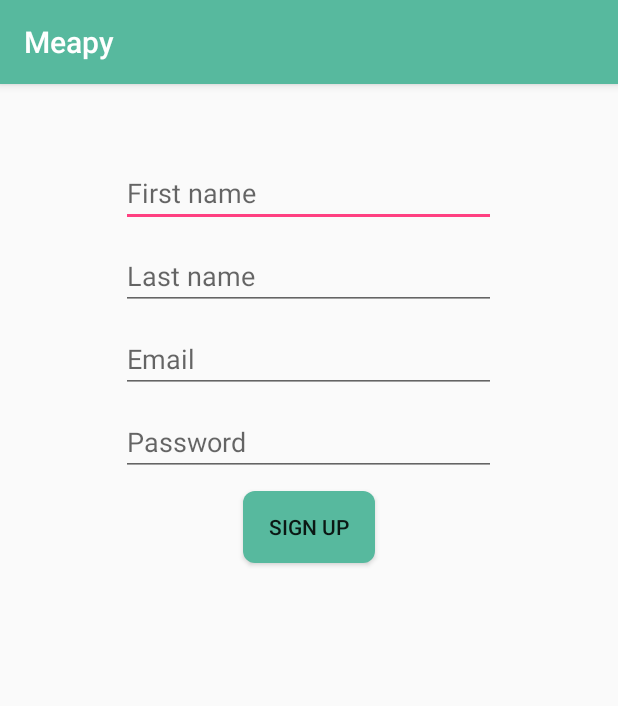
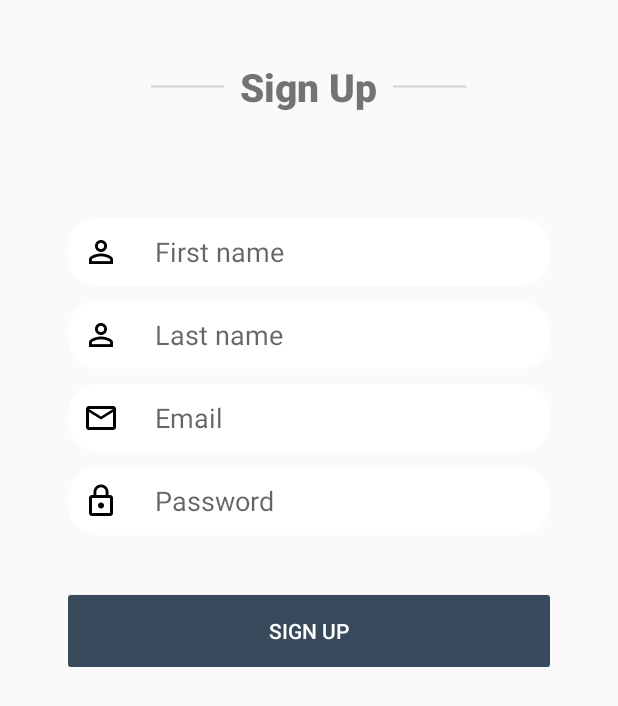
Before and after one commit to meapypai/meapy, an Android app: the RegisterActivity screen opened directly, with no data from a screen before it, on a phone screen of 412 x 824 dp. Shown: the top 706 px of the screen. Run offline under Robolectric (Android 15) with nearby library versions, the phone set to English and light mode, and no system bars.

Commit message:
modify register layout

```diff
--- a/app/src/main/AndroidManifest.xml
+++ b/app/src/main/AndroidManifest.xml
@@ -58,7 +58,8 @@
             android:screenOrientation="portrait" />
         <activity
             android:name=".RegisterActivity"
-            android:screenOrientation="portrait" />
+            android:screenOrientation="portrait"
+            android:theme="@style/Theme.AppCompat.DayNight.NoActionBar"/>
         <activity
             android:name=".PostDetailsActivity"
             android:windowSoftInputMode="stateHidden"
--- /dev/null
+++ b/app/src/main/res/drawable/background_field_register.xml
@@ -0,0 +1,8 @@
+<?xml version="1.0" encoding="utf-8"?>
+<shape xmlns:android="http://schemas.android.com/apk/res/android"
+    android:shape="rectangle" android:padding="10dp">
+    <solid android:color="@color/colorWhite"/>
+
+    <corners android:radius="20dp">
+    </corners>
+</shape>
--- a/app/src/main/res/layout/activity_login.xml
+++ b/app/src/main/res/layout/activity_login.xml
@@ -36,8 +36,8 @@
             />
 
         <LinearLayout
+            android:id="@+id/email_login_form"
             android:layout_marginTop="60dp"
-            android:id="@+id/email_login_form"
             android:layout_width="match_parent"
             android:layout_height="wrap_content"
             android:layout_gravity="center_vertical"
--- a/app/src/main/res/layout/activity_register.xml
+++ b/app/src/main/res/layout/activity_register.xml
@@ -1,41 +1,182 @@
 <?xml version="1.0" encoding="utf-8"?>
-<LinearLayout xmlns:android="http://schemas.android.com/apk/res/android"
-    android:orientation="vertical"
+<RelativeLayout xmlns:android="http://schemas.android.com/apk/res/android"
     xmlns:tools="http://schemas.android.com/tools"
     android:layout_width="match_parent"
     android:layout_height="match_parent"
     tools:context="project.meapy.meapy.RegisterActivity">
 
+    <LinearLayout
+        android:id="@+id/topRegister"
+        android:orientation="horizontal"
+        android:layout_width="match_parent"
+        android:gravity="center"
+        android:layout_marginTop="40dp"
+        android:layout_height="wrap_content">
+
+        <ImageView
+            android:layout_width="50dp"
+            android:layout_height="2dp"
+            android:layout_gravity="center"
+            android:background="@drawable/divider"
+            />
+
+        <TextView
+            android:layout_width="wrap_content"
+            android:layout_height="wrap_content"
+            android:text="Sign Up"
+            android:layout_gravity="center"
+            android:textSize="26sp"
+            android:layout_marginLeft="10dp"
+            android:layout_marginRight="10dp"
+            android:fontFamily="@font/roboto_black"
+            />
+
+
+        <ImageView
+            android:layout_width="50dp"
+            android:layout_height="2dp"
+            android:layout_gravity="center"
+            android:background="@drawable/divider"
+            />
+
+    </LinearLayout>
+
+    <LinearLayout
+        android:layout_marginTop="70dp"
+        android:layout_below="@+id/topRegister"
+        android:layout_width="match_parent"
+        android:layout_height="wrap_content"
+        android:layout_gravity="center"
+        android:layout_centerInParent="true"
+        android:layout_marginHorizontal="45dp"
+        android:orientation="vertical">
+
+        <!--First Name-->
+        <LinearLayout
+            android:orientation="horizontal"
+            android:layout_width="match_parent"
+            android:layout_height="wrap_content"
+            android:background="@drawable/background_field_register">
+
+            <ImageView
+                android:layout_marginLeft="10dp"
+                android:layout_width="wrap_content"
+                android:layout_height="wrap_content"
+                android:layout_gravity="center"
+                android:background="@drawable/ic_perm_identity_black_24dp"/>
+
             <EditText
-        style="@style/registerStyle"
                 android:id="@+id/firstNameIdRegister"
-        android:layout_marginTop="@dimen/sign_up_margin_top"
+                style="@style/fieldStyle"
                 android:hint="@string/first_name_register"/>
 
+        </LinearLayout>
+
+
+        <!--<ImageView-->
+            <!--android:layout_width="match_parent"-->
+            <!--android:layout_height="2dp"-->
+            <!--android:background="@drawable/divider"-->
+            <!--/>-->
+
+        <!--Last Name-->
+
+        <LinearLayout
+            android:background="@drawable/background_field_register"
+            android:layout_marginTop="10dp"
+            android:orientation="horizontal"
+            android:layout_width="match_parent"
+            android:layout_height="wrap_content">
+
+            <ImageView
+                android:layout_marginLeft="10dp"
+                android:layout_width="wrap_content"
+                android:layout_height="wrap_content"
+                android:layout_gravity="center"
+                android:background="@drawable/ic_perm_identity_black_24dp"
+                />
+
             <EditText
-        style="@style/registerStyle"
                 android:id="@+id/lastNameIdRegister"
+                style="@style/fieldStyle"
                 android:hint="@string/last_name_register"/>
 
+        </LinearLayout>
+
+        <!--<ImageView-->
+            <!--android:layout_width="match_parent"-->
+            <!--android:layout_height="2dp"-->
+            <!--android:background="@drawable/divider"-->
+            <!--/>-->
+
+        <!--Email -->
+
+        <LinearLayout
+            android:background="@drawable/background_field_register"
+            android:layout_marginTop="10dp"
+            android:orientation="horizontal"
+            android:layout_width="match_parent"
+            android:layout_height="wrap_content">
+
+            <ImageView
+                android:layout_marginLeft="10dp"
+                android:layout_width="wrap_content"
+                android:layout_height="wrap_content"
+                android:layout_gravity="center"
+                android:background="@drawable/ic_mail_outline_black_24dp"/>
+
             <EditText
-        style="@style/registerStyle"
                 android:id="@+id/emailIdRegister"
+                style="@style/fieldStyle"
                 android:hint="@string/prompt_email" />
 
+        </LinearLayout>
+
+        <!--<ImageView-->
+            <!--android:layout_width="match_parent"-->
+            <!--android:layout_height="2dp"-->
+            <!--android:background="@drawable/divider"-->
+            <!--/>-->
+
+        <!--Password -->
+
+        <LinearLayout
+            android:background="@drawable/background_field_register"
+            android:layout_marginTop="10dp"
+            android:orientation="horizontal"
+            android:layout_width="match_parent"
+            android:layout_height="wrap_content">
+
+            <ImageView
+                android:layout_marginLeft="10dp"
+                android:layout_width="wrap_content"
+                android:layout_height="wrap_content"
+                android:layout_gravity="center"
+                android:background="@drawable/ic_lock_outline_black_24dp"/>
+
             <EditText
-        style="@style/registerStyle"
                 android:id="@+id/passwordIdRegister"
+                style="@style/fieldStyle"
                 android:hint="@string/prompt_password"
                 android:inputType="textPassword"/>
 
+        </LinearLayout>
+
+        <!--<ImageView-->
+            <!--android:layout_width="match_parent"-->
+            <!--android:layout_height="2dp"-->
+            <!--android:background="@drawable/divider"-->
+            <!--/>-->
 
         <Button
-        android:layout_width="wrap_content"
+            android:id="@+id/signUpBtnIdRegister"
+            android:layout_width="match_parent"
             android:layout_height="wrap_content"
-        android:id="@+id/signUpBtnIdRegister"
             android:text="@string/sign_up_button"
-        android:layout_marginTop="10dp"
+            android:layout_marginTop="40dp"
             android:layout_gravity="center"
-        android:background="@drawable/rounded_button"/>
+            android:textColor="@color/colorWhite"
+            android:background="@drawable/sign_in_background"/>
+    </LinearLayout>
 
-</LinearLayout>
+</RelativeLayout>
--- a/app/src/main/res/values/styles.xml
+++ b/app/src/main/res/values/styles.xml
@@ -15,5 +15,14 @@
         <item name="android:layout_gravity">center</item>
     </style>
 
+    <style name="fieldStyle">
+        <item name="android:backgroundTint">@android:color/transparent</item>
+        <item name="android:layout_marginLeft">20dp</item>
+        <item name="android:layout_gravity">center</item>
+        <item name="android:layout_weight">2</item>
+        <item name="android:layout_width">wrap_content</item>
+        <item name="android:layout_height">wrap_content</item>
+    </style>
+
 
 </resources>
```
Also changed, not shown: app/src/main/res/drawable-hdpi/ic_lock_outline_black_24dp.png (added), app/src/main/res/drawable-hdpi/ic_mail_outline_black_24dp.png (added), app/src/main/res/drawable-hdpi/ic_perm_identity_black_24dp.png (added), app/src/main/res/drawable-mdpi/ic_lock_outline_black_24dp.png (added), app/src/main/res/drawable-mdpi/ic_mail_outline_black_24dp.png (added), app/src/main/res/drawable-mdpi/ic_perm_identity_black_24dp.png (added), app/src/main/res/drawable-xhdpi/ic_lock_outline_black_24dp.png (added), app/src/main/res/drawable-xhdpi/ic_mail_outline_black_24dp.png (added), app/src/main/res/drawable-xhdpi/ic_perm_identity_black_24dp.png (added), app/src/main/res/drawable-xxhdpi/ic_lock_outline_black_24dp.png (added), app/src/main/res/drawable-xxhdpi/ic_mail_outline_black_24dp.png (added), app/src/main/res/drawable-xxhdpi/ic_perm_identity_black_24dp.png (added), app/src/main/res/drawable-xxxhdpi/ic_lock_outline_black_24dp.png (added), app/src/main/res/drawable-xxxhdpi/ic_mail_outline_black_24dp.png (added), 1 more files. Lines whose indentation alone changed are shown as unchanged.
